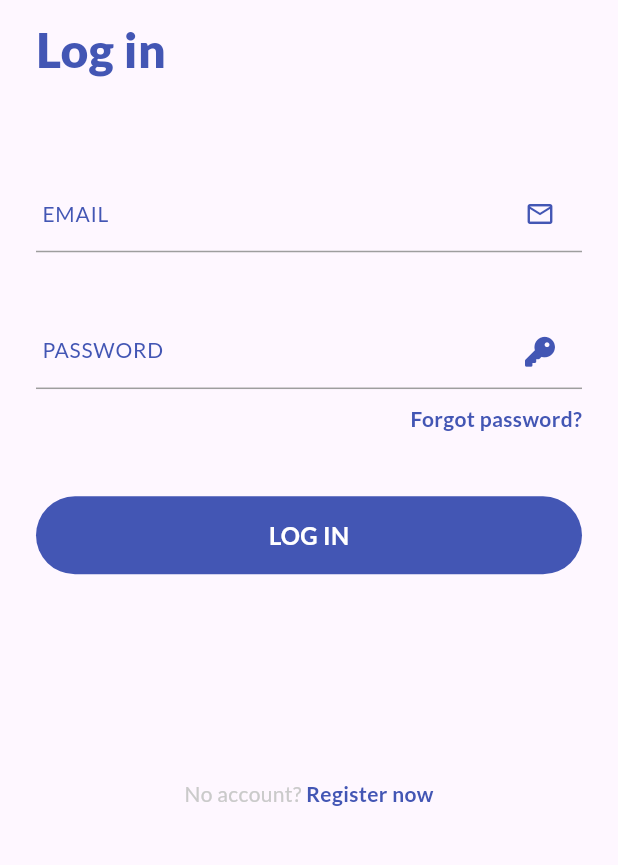
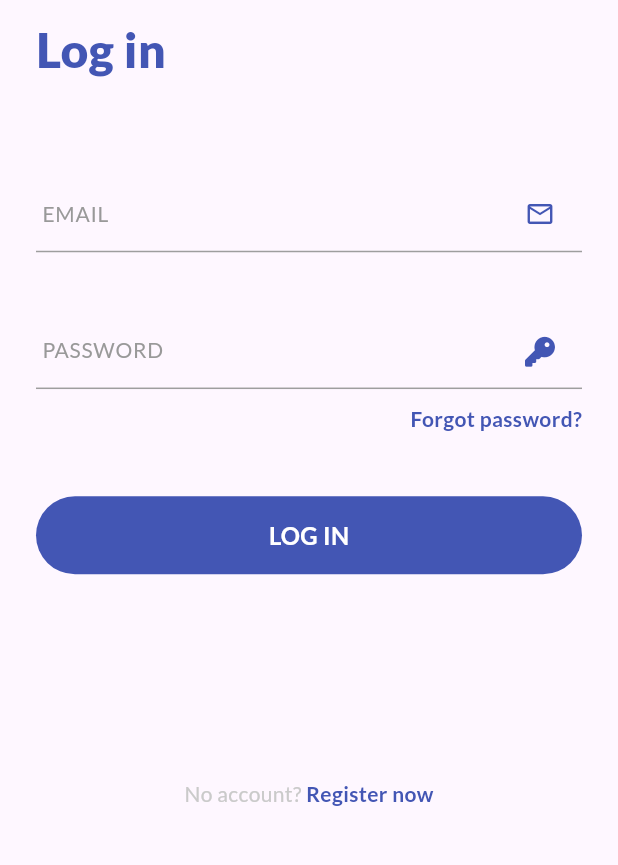
Before and after one commit to DuyCuong1122/flutter_chat_app_with_bloc, a Flutter app: the screen it shows after launch, on a phone screen of 412 x 824 dp, the part 365-1230 px from its top. Run offline on Flutter 3.47's test engine with Material 3 defaults, Android fonts, the phone set to English and light mode, and no system bars; our stand-ins replace cloud_firestore, equatable, firebase_auth, firebase_core, firebase_messaging, flutter_bloc and 9 more; accounts and stored records are empty; generated files the repository leaves out were written again.

Commit message:
fix base widget

```diff
--- a/lib/common/values/colors.dart
+++ b/lib/common/values/colors.dart
@@ -9,6 +9,7 @@ class AppColor {
   static const unableColor = Color(0xFFCACACA);
   static const normalColor = Color(0xFF999999);
   static const f6Color = Color(0xFFF6F6F6);
+  static const f67Color = Color(0xFF676767);
   static const errorColor = Color(0xFFE02020);
   static const successColor = Color(0xFF00C853);
   static const warningColor = Color(0xFFFFAB00);
--- a/lib/common/widgets/custom_textfield.dart
+++ b/lib/common/widgets/custom_textfield.dart
@@ -9,6 +9,7 @@ class CustomTextField extends StatelessWidget {
   final bool ispassword;
   final String? errorText;
   final void Function(String)? onChanged;
+  final String? hintText;
 
   const CustomTextField({
     super.key,
@@ -18,6 +19,7 @@ class CustomTextField extends StatelessWidget {
     this.ispassword = false,
     this.onChanged,
     this.errorText,
+    this.hintText,
   });
 
   @override
@@ -39,15 +41,19 @@ class CustomTextField extends StatelessWidget {
             obscureText: ispassword,
             decoration: InputDecoration(
               labelText: labelText.toUpperCase(),
-              labelStyle: AppTypography.s14w500,
+              labelStyle:
+                  AppTypography.s14w500.copyWith(color: AppColor.normalColor),
               suffixIcon: Icon(
                 suffixIcon,
                 size: 20,
                 color: AppColor.primaryColor,
               ),
               border: InputBorder.none,
+              hintText: hintText,
+              hintStyle:
+                  AppTypography.s18w500.copyWith(color: AppColor.f67Color),
             ),
-            style: AppTypography.s18w500,
+            style: AppTypography.s18w500.copyWith(color: AppColor.blackColor),
             onChanged: onChanged,
           ),
         ),
```
